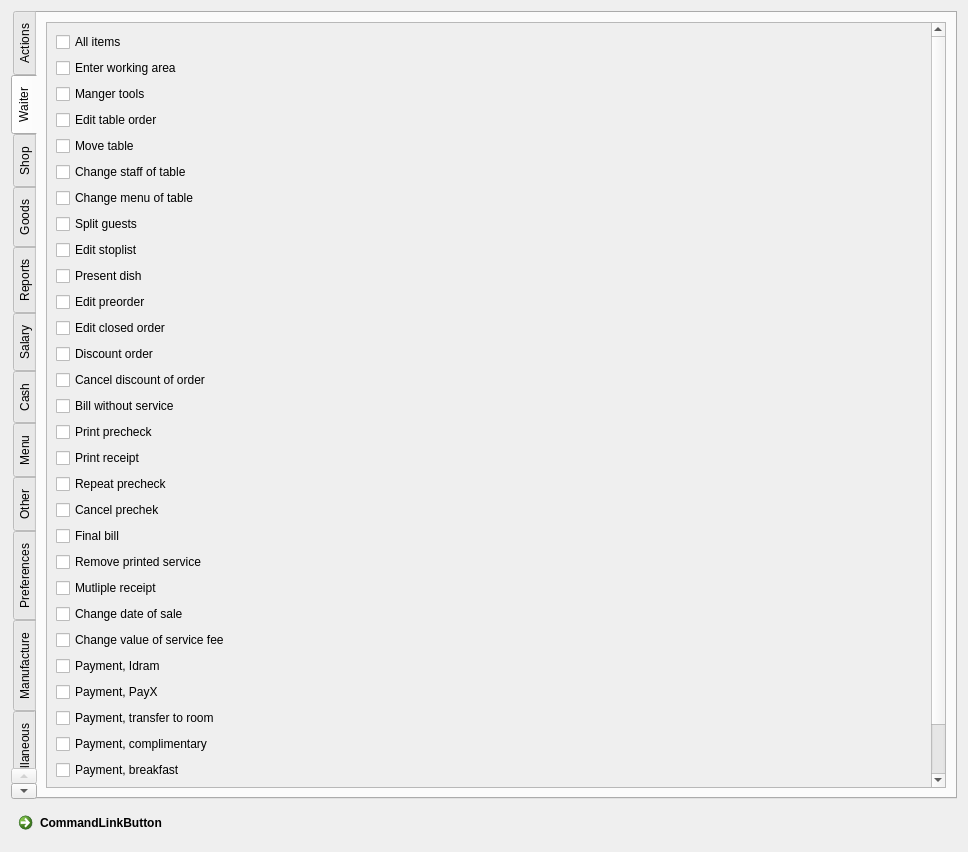
End1-1/Cafe5, file Forms/c5grouppermissionseditor.ui: the form before one commit.
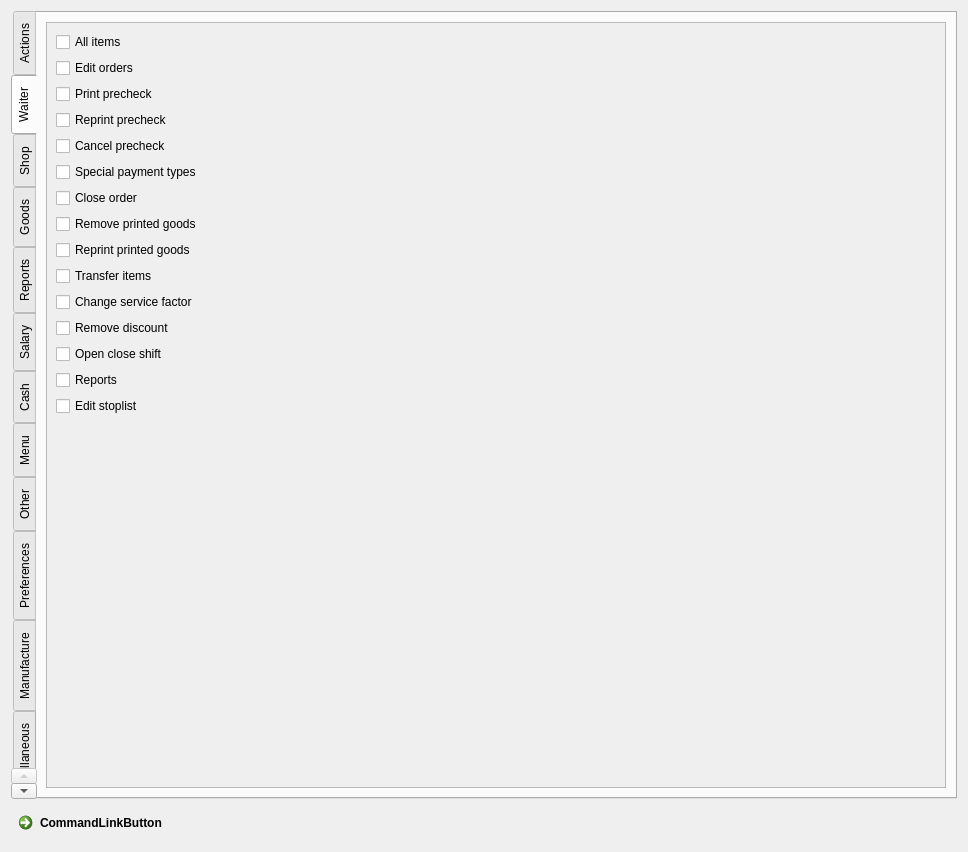
The form after the commit. The open tabs and pages were chosen to show the change. Custom widgets are drawn as their Qt base class.

Diff of the .ui file:
```diff
--- a/Forms/c5grouppermissionseditor.ui
+++ b/Forms/c5grouppermissionseditor.ui
@@ -197,8 +197,8 @@
            <rect>
             <x>0</x>
             <y>0</y>
-            <width>886</width>
-            <height>849</height>
+            <width>900</width>
+            <height>764</height>
            </rect>
           </property>
           <layout class="QVBoxLayout" name="verticalLayout_4">
@@ -215,7 +215,7 @@
            <item>
             <widget class="C5CheckBox" name="checkBox_77">
              <property name="text">
-              <string>Enter working area</string>
+              <string>Edit orders</string>
              </property>
              <property name="Tag" stdset="0">
               <number>515</number>
@@ -225,7 +225,7 @@
            <item>
             <widget class="C5CheckBox" name="checkBox_89">
              <property name="text">
-              <string>Manger tools</string>
+              <string>Print precheck</string>
              </property>
              <property name="Tag" stdset="0">
               <number>528</number>
@@ -235,7 +235,7 @@
            <item>
             <widget class="C5CheckBox" name="checkBox_78">
              <property name="text">
-              <string>Edit table order</string>
+              <string>Reprint precheck</string>
              </property>
              <property name="Tag" stdset="0">
               <number>526</number>
@@ -245,17 +245,27 @@
            <item>
             <widget class="C5CheckBox" name="checkBox_91">
              <property name="text">
-              <string>Move table</string>
+              <string>Cancel precheck</string>
              </property>
              <property name="Tag" stdset="0">
-              <number>514</number>
+              <number>504</number>
+             </property>
+            </widget>
+           </item>
+           <item>
+            <widget class="C5CheckBox" name="checkBox_81">
+             <property name="text">
+              <string>Special payment types</string>
+             </property>
+             <property name="Tag" stdset="0">
+              <number>508</number>
              </property>
             </widget>
            </item>
            <item>
             <widget class="C5CheckBox" name="checkBox_79">
              <property name="text">
-              <string>Change staff of table</string>
+              <string>Close order</string>
              </property>
              <property name="Tag" stdset="0">
               <number>516</number>
@@ -265,47 +275,37 @@
            <item>
             <widget class="C5CheckBox" name="checkBox_80">
              <property name="text">
-              <string>Change menu of table</string>
+              <string>Remove printed goods</string>
              </property>
              <property name="Tag" stdset="0">
-              <number>517</number>
+              <number>506</number>
+             </property>
+            </widget>
+           </item>
+           <item>
+            <widget class="C5CheckBox" name="checkBox_217">
+             <property name="text">
+              <string>Reprint printed goods</string>
+             </property>
+             <property name="Tag" stdset="0">
+              <number>514</number>
              </property>
             </widget>
            </item>
            <item>
             <widget class="C5CheckBox" name="checkBox_179">
              <property name="text">
-              <string>Split guests</string>
+              <string>Transfer items</string>
              </property>
              <property name="Tag" stdset="0">
-              <number>527</number>
-             </property>
-            </widget>
-           </item>
-           <item>
-            <widget class="C5CheckBox" name="checkBox_81">
-             <property name="text">
-              <string>Edit stoplist</string>
-             </property>
-             <property name="Tag" stdset="0">
-              <number>518</number>
-             </property>
-            </widget>
-           </item>
-           <item>
-            <widget class="C5CheckBox" name="checkBox_95">
-             <property name="text">
-              <string>Present dish</string>
-             </property>
-             <property name="Tag" stdset="0">
-              <number>534</number>
+              <number>507</number>
              </property>
             </widget>
            </item>
            <item>
             <widget class="C5CheckBox" name="checkBox_87">
              <property name="text">
-              <string>Edit preorder</string>
+              <string>Change service factor</string>
              </property>
              <property name="Tag" stdset="0">
               <number>519</number>
@@ -315,7 +315,7 @@
            <item>
             <widget class="C5CheckBox" name="checkBox_94">
              <property name="text">
-              <string>Edit closed order</string>
+              <string>Remove discount</string>
              </property>
              <property name="Tag" stdset="0">
               <number>533</number>
@@ -325,7 +325,7 @@
            <item>
             <widget class="C5CheckBox" name="checkBox_82">
              <property name="text">
-              <string>Discount order</string>
+              <string>Open close shift</string>
              </property>
              <property name="Tag" stdset="0">
               <number>520</number>
@@ -335,7 +335,7 @@
            <item>
             <widget class="C5CheckBox" name="checkBox_83">
              <property name="text">
-              <string>Cancel discount of order</string>
+              <string>Reports</string>
              </property>
              <property name="Tag" stdset="0">
               <number>521</number>
@@ -345,7 +345,7 @@
            <item>
             <widget class="C5CheckBox" name="checkBox_93">
              <property name="text">
-              <string>Bill without service</string>
+              <string>Edit stoplist</string>
              </property>
              <property name="Tag" stdset="0">
               <number>532</number>
@@ -353,164 +353,17 @@
             </widget>
            </item>
            <item>
-            <widget class="C5CheckBox" name="checkBox_84">
-             <property name="text">
-              <string>Print precheck</string>
+            <spacer name="verticalSpacer_12">
+             <property name="orientation">
+              <enum>Qt::Orientation::Vertical</enum>
              </property>
-             <property name="Tag" stdset="0">
-              <number>522</number>
+             <property name="sizeHint" stdset="0">
+              <size>
+               <width>20</width>
+               <height>40</height>
+              </size>
              </property>
-            </widget>
-           </item>
-           <item>
-            <widget class="C5CheckBox" name="checkBox_90">
-             <property name="text">
-              <string>Print receipt</string>
-             </property>
-             <property name="Tag" stdset="0">
-              <number>529</number>
-             </property>
-            </widget>
-           </item>
-           <item>
-            <widget class="C5CheckBox" name="checkBox_85">
-             <property name="text">
-              <string>Repeat precheck</string>
-             </property>
-             <property name="Tag" stdset="0">
-              <number>524</number>
-             </property>
-            </widget>
-           </item>
-           <item>
-            <widget class="C5CheckBox" name="checkBox_86">
-             <property name="text">
-              <string>Cancel prechek</string>
-             </property>
-             <property name="Tag" stdset="0">
-              <number>523</number>
-             </property>
-            </widget>
-           </item>
-           <item>
-            <widget class="C5CheckBox" name="checkBox_88">
-             <property name="text">
-              <string>Final bill</string>
-             </property>
-             <property name="Tag" stdset="0">
-              <number>525</number>
-             </property>
-            </widget>
-           </item>
-           <item>
-            <widget class="C5CheckBox" name="checkBox_10">
-             <property name="text">
-              <string>Remove printed service</string>
-             </property>
-             <property name="Tag" stdset="0">
-              <number>502</number>
-             </property>
-            </widget>
-           </item>
-           <item>
-            <widget class="C5CheckBox" name="checkBox_9">
-             <property name="text">
-              <string>Mutliple receipt</string>
-             </property>
-             <property name="Tag" stdset="0">
-              <number>501</number>
-             </property>
-            </widget>
-           </item>
-           <item>
-            <widget class="C5CheckBox" name="checkBox_92">
-             <property name="text">
-              <string>Change date of sale</string>
-             </property>
-             <property name="Tag" stdset="0">
-              <number>531</number>
-             </property>
-            </widget>
-           </item>
-           <item>
-            <widget class="C5CheckBox" name="checkBox_39">
-             <property name="text">
-              <string>Change value of service fee</string>
-             </property>
-             <property name="Tag" stdset="0">
-              <number>503</number>
-             </property>
-            </widget>
-           </item>
-           <item>
-            <widget class="C5CheckBox" name="checkBox_102">
-             <property name="text">
-              <string>Payment, Idram</string>
-             </property>
-             <property name="Tag" stdset="0">
-              <number>537</number>
-             </property>
-            </widget>
-           </item>
-           <item>
-            <widget class="C5CheckBox" name="checkBox_103">
-             <property name="text">
-              <string>Payment, PayX</string>
-             </property>
-             <property name="Tag" stdset="0">
-              <number>538</number>
-             </property>
-            </widget>
-           </item>
-           <item>
-            <widget class="C5CheckBox" name="checkBox_41">
-             <property name="text">
-              <string>Payment, transfer to room</string>
-             </property>
-             <property name="Tag" stdset="0">
-              <number>504</number>
-             </property>
-            </widget>
-           </item>
-           <item>
-            <widget class="C5CheckBox" name="checkBox_42">
-             <property name="text">
-              <string>Payment, complimentary</string>
-             </property>
-             <property name="Tag" stdset="0">
-              <number>505</number>
-             </property>
-            </widget>
-           </item>
-           <item>
-            <widget class="C5CheckBox" name="checkBox_43">
-             <property name="text">
-              <string>Payment, breakfast</string>
-             </property>
-             <property name="Tag" stdset="0">
-              <number>506</number>
-             </property>
-            </widget>
-           </item>
-           <item>
-            <widget class="C5CheckBox" name="checkBox_44">
-             <property name="text">
-              <string>Payment, dept</string>
-             </property>
-             <property name="Tag" stdset="0">
-              <number>507</number>
-             </property>
-            </widget>
-           </item>
-           <item>
-            <widget class="C5CheckBox" name="checkBox_60">
-             <property name="text">
-              <string>Shift rotation</string>
-             </property>
-             <property name="Tag" stdset="0">
-              <number>509</number>
-             </property>
-            </widget>
+            </spacer>
            </item>
           </layout>
          </widget>
```
Left out of the diff: 104 changed lines with no effect on the pictures.
